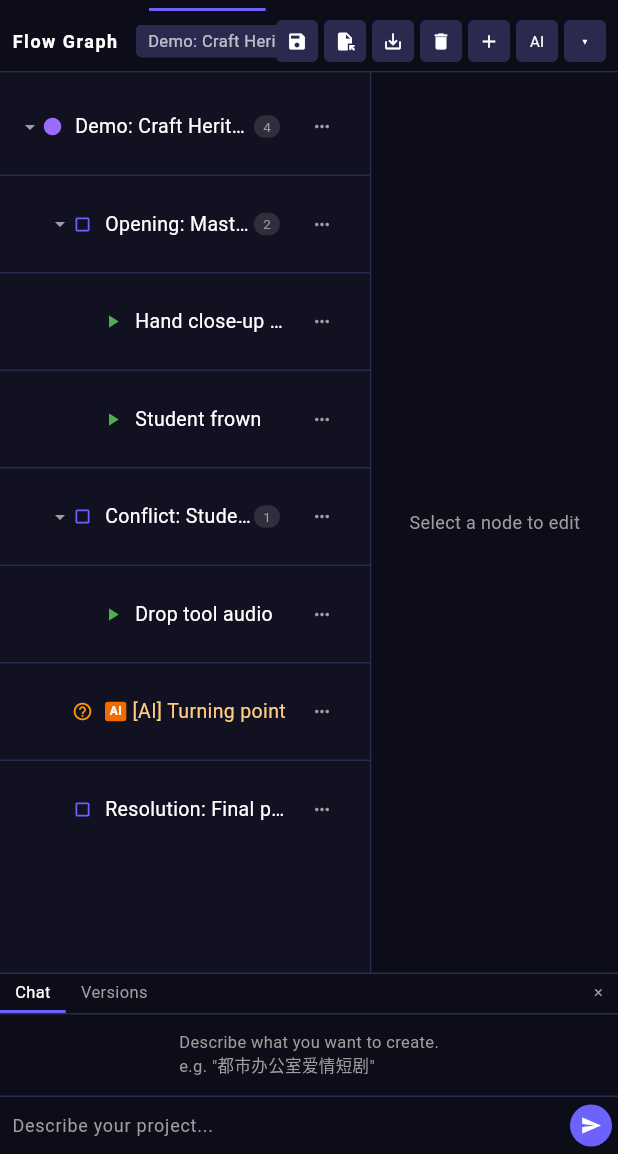
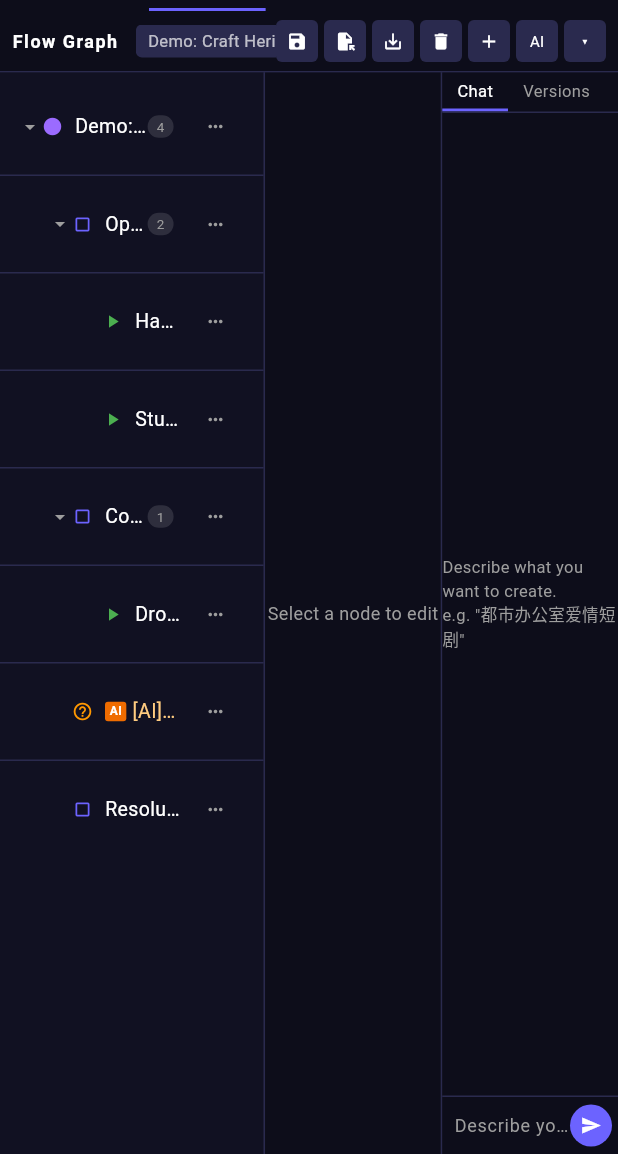
Before and after one commit to fanjumin/PhantomVox, a Flutter app: the screen it shows after launch, on a phone screen of 412 x 824 dp, the part 82-1236 px from its top. Run offline on Flutter 3.47's test engine with Material 3 defaults, Android fonts, the phone set to English and light mode, and no system bars; our stand-ins replace file_picker; network calls fail.

Commit message:
fix: move Chat/Versions from bottom panel to right sidebar
Layout change: Tree(45%) | Detail(25%) | Right panel(30%)
Right panel contains Chat and Versions tabs.
No more hidden bottom panel — Chat always visible.

```diff
--- a/phantomvox_app/lib/pages/flow_graph_page.dart
+++ b/phantomvox_app/lib/pages/flow_graph_page.dart
@@ -472,17 +472,16 @@ class _FlowGraphPageState extends State<FlowGraphPage> {
       children: [
         Expanded(child: Row(
           children: [
-            // Tree view (60%)
+            // Tree view (45%)
             Expanded(flex: 3, child: _buildTreeView()),
             Container(width: 1, color: const Color(0xFF2A2A4E)),
-            // Node detail panel (40%)
+            // Node detail panel (25%)
             Expanded(flex: 2, child: _buildDetailPanel()),
+            Container(width: 1, color: const Color(0xFF2A2A4E)),
+            // Right panel: Chat / Versions (30%)
+            Expanded(flex: 2, child: _buildRightPanel()),
           ],
         )),
-        if (_showBottomPanel) ...[
-          const Divider(height: 1, color: Color(0xFF2A2A4E)),
-          SizedBox(height: 120, child: _buildBottomPanel()),
-        ],
       ],
     );
   }
@@ -755,19 +754,18 @@ class _FlowGraphPageState extends State<FlowGraphPage> {
     );
   }
 
-  // ══════════════ Bottom panel ═══════════════════════════
+  // ══════════════ Right panel ═════════════════════════
 
-  Widget _buildBottomPanel() {
+  Widget _buildRightPanel() {
     return Container(
       color: const Color(0xFF0D0D1A),
       child: Column(
         children: [
+          // Tab headers
           Row(
             children: [
-              _bottomTabBtn('Chat', 0),
-              _bottomTabBtn('Versions', 1),
-              const Spacer(),
-              _bottomTabBtn('×', -1),
+              _rightTabBtn('Chat', 0),
+              _rightTabBtn('Versions', 1),
             ],
           ),
           const Divider(height: 1, color: Color(0xFF2A2A4E)),
@@ -779,16 +777,12 @@ class _FlowGraphPageState extends State<FlowGraphPage> {
     );
   }
 
-  Widget _bottomTabBtn(String label, int idx) {
+  Widget _rightTabBtn(String label, int idx) {
     final active = idx == _bottomTab;
     return GestureDetector(
       onTap: () {
-        if (idx == -1) {
-          setState(() => _showBottomPanel = false);
-        } else {
-          setState(() => _bottomTab = idx);
-          if (idx == 1) _loadVersions();
-        }
+        setState(() => _bottomTab = idx);
+        if (idx == 1) _loadVersions();
       },
       child: Container(
         padding: const EdgeInsets.symmetric(horizontal: 10, vertical: 4),
@@ -798,7 +792,7 @@ class _FlowGraphPageState extends State<FlowGraphPage> {
           )),
         ),
         child: Text(
-          idx == -1 ? '×' : i18n.tr(label),
+          label,
           style: TextStyle(fontSize: 11, color: active ? Colors.white : Colors.grey),
         ),
       ),
```
